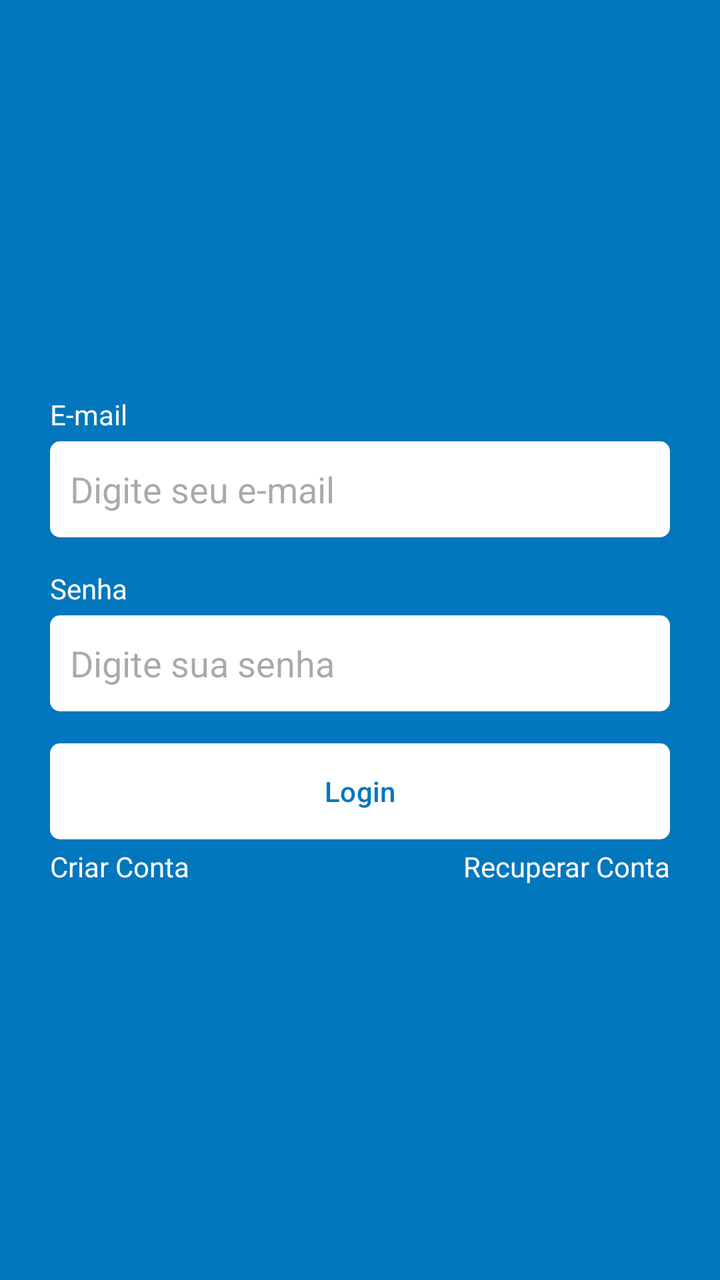
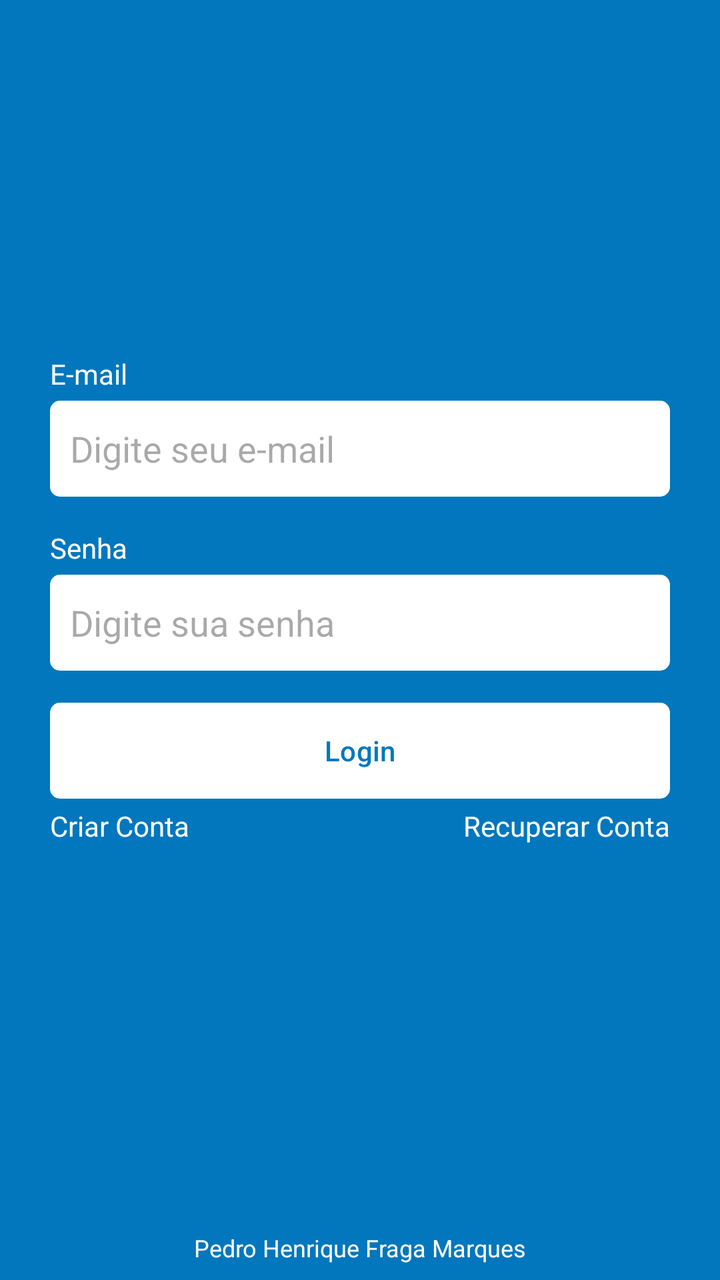

Screens rendered from an Android XML layout before and after an edit, with the pre-edit source and the edit as a unified diff.
<!-- AndroidManifest.xml: application theme Theme.Kanban -->
<!-- res/layout/fragment_login.xml -->
<?xml version="1.0" encoding="utf-8"?>
<androidx.constraintlayout.widget.ConstraintLayout xmlns:android="http://schemas.android.com/apk/res/android"
    xmlns:app="http://schemas.android.com/apk/res-auto"
    xmlns:tools="http://schemas.android.com/tools"
    android:layout_width="match_parent"
    android:layout_height="match_parent"
    tools:context=".ui.auth.LoginFragment">

    <LinearLayout
        android:id="@+id/linearLayout"
        android:layout_width="0dp"
        android:layout_height="wrap_content"
        android:layout_marginHorizontal="25dp"
        android:orientation="vertical"
        app:layout_constraintBottom_toBottomOf="parent"
        app:layout_constraintEnd_toEndOf="parent"
        app:layout_constraintStart_toStartOf="parent"
        app:layout_constraintTop_toTopOf="parent">

        <TextView
            android:layout_width="wrap_content"
            android:layout_height="wrap_content"
            android:text="E-mail"
            android:textColor="@color/white" />

        <EditText
            android:id="@+id/editTextEmail"
            android:layout_width="match_parent"
            android:layout_height="48dp"
            android:layout_marginTop="4dp"
            android:background="@drawable/bg_edit_text"
            android:hint="Digite seu e-mail"
            android:inputType="textEmailAddress"
            android:padding="10dp" />

        <TextView
            android:layout_width="wrap_content"
            android:layout_height="wrap_content"
            android:layout_marginTop="16dp"
            android:text="Senha"
            android:textColor="@color/white" />

        <EditText
            android:id="@+id/editTextSenha"
            android:layout_width="match_parent"
            android:layout_height="48dp"
            android:layout_marginTop="4dp"
            android:background="@drawable/bg_edit_text"
            android:hint="Digite sua senha"
            android:inputType="textPassword"
            android:padding="10dp" />

        <com.google.android.material.button.MaterialButton
            android:id="@+id/buttonLogin"
            android:layout_width="match_parent"
            android:layout_height="wrap_content"
            android:layout_marginTop="16dp"
            android:background="@drawable/bg_btn"
            android:text="Login"
            android:textColor="@color/color_default"
            app:backgroundTint="@null" />

        <LinearLayout
            android:layout_width="match_parent"
            android:layout_height="wrap_content"
            android:layout_marginTop="4dp"
            android:orientation="horizontal">

            <TextView
                android:id="@+id/textViewCriarConta"
                android:layout_width="wrap_content"
                android:layout_height="wrap_content"
                android:layout_weight="1"
                android:text="Criar Conta"
                android:textAlignment="textStart"
                android:textColor="@color/white" />

            <TextView
                android:id="@+id/textViewRecuperarConta"
                android:layout_width="wrap_content"
                android:layout_height="wrap_content"
                android:layout_weight="1"
                android:text="Recuperar Conta"
                android:textAlignment="textEnd"
                android:textColor="@color/white" />
        </LinearLayout>

        <ProgressBar
            android:id="@+id/progressBar"
            android:layout_width="wrap_content"
            android:layout_height="wrap_content"
            android:indeterminateTint="@color/white"
            android:layout_gravity="center"
            android:visibility="gone" />
    </LinearLayout>
</androidx.constraintlayout.widget.ConstraintLayout>
<!-- resources referenced by this layout -->
<resources>
  <color name="color_default">#0277BD</color>
  <color name="white">#FFFFFFFF</color>
  <!-- drawable bg_btn (drawable) -->
  <?xml version="1.0" encoding="utf-8"?>
  <shape xmlns:android="http://schemas.android.com/apk/res/android"
      android:shape="rectangle">
      <solid android:color="@color/white" />
      <corners android:radius="5dp" />
  </shape>
  <!-- drawable bg_edit_text (drawable) -->
  <?xml version="1.0" encoding="utf-8"?>
  <shape xmlns:android="http://schemas.android.com/apk/res/android"
      android:shape="rectangle">
  
      <solid android:color="@color/white" />
  
      <corners android:radius="5dp" />
  
  </shape>
  <style name="Theme.Kanban" parent="Base.Theme.Kanban" />
  <style name="Base.Theme.Kanban" parent="Theme.Material3.DayNight.NoActionBar">
          
          
          <item name="android:windowBackground">@color/color_default</item>
          <item name="colorPrimary">@color/colorPrimary</item>
          <item name="colorPrimaryVariant">@color/colorPrimaryVariant</item>
  
      </style>
  <color name="colorPrimary">#0277BD</color>
  <color name="colorPrimaryVariant">#01579B</color>
</resources>

<!-- the commit's change to res/layout/fragment_login.xml (unified diff, before → after) -->
@@ -12,7 +12,8 @@
         android:layout_height="wrap_content"
         android:layout_marginHorizontal="25dp"
         android:orientation="vertical"
-        app:layout_constraintBottom_toBottomOf="parent"
+        android:layout_marginBottom="16dp"
+        app:layout_constraintBottom_toTopOf="@id/textViewStudentName"
         app:layout_constraintEnd_toEndOf="parent"
         app:layout_constraintStart_toStartOf="parent"
         app:layout_constraintTop_toTopOf="parent">
@@ -24,7 +25,6 @@
             android:textColor="@color/white" />
 
         <EditText
-            android:id="@+id/editTextEmail"
             android:layout_width="match_parent"
             android:layout_height="48dp"
             android:layout_marginTop="4dp"
@@ -41,7 +41,6 @@
             android:textColor="@color/white" />
 
         <EditText
-            android:id="@+id/editTextSenha"
             android:layout_width="match_parent"
             android:layout_height="48dp"
             android:layout_marginTop="4dp"
@@ -93,4 +92,16 @@
             android:layout_gravity="center"
             android:visibility="gone" />
     </LinearLayout>
+
+    <TextView
+        android:id="@+id/textViewStudentName"
+        android:layout_width="wrap_content"
+        android:layout_height="wrap_content"
+        android:layout_marginBottom="8dp"
+        android:text="@string/student_name"
+        android:textColor="@color/white"
+        android:textSize="12sp"
+        app:layout_constraintBottom_toBottomOf="parent"
+        app:layout_constraintEnd_toEndOf="parent"
+        app:layout_constraintStart_toStartOf="parent" />
 </androidx.constraintlayout.widget.ConstraintLayout>
<!-- resource entries referenced after the edit -->
@@ -19,6 +19,7 @@
       <corners android:radius="5dp" />
   
   </shape>
+  <string name="student_name">Pedro Henrique Fraga Marques</string>
   <style name="Theme.Kanban" parent="Base.Theme.Kanban" />
   <style name="Base.Theme.Kanban" parent="Theme.Material3.DayNight.NoActionBar">
           
